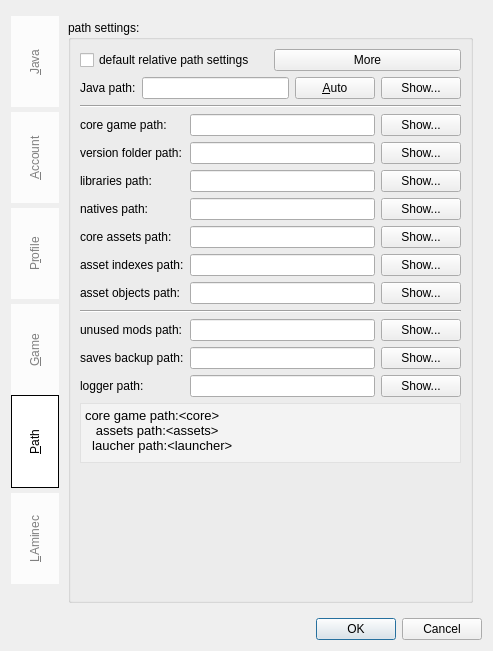
Above: Kaminec/UI/preferences.ui from kaniol-lck/Kaminec before the change. Below: the same form after it.
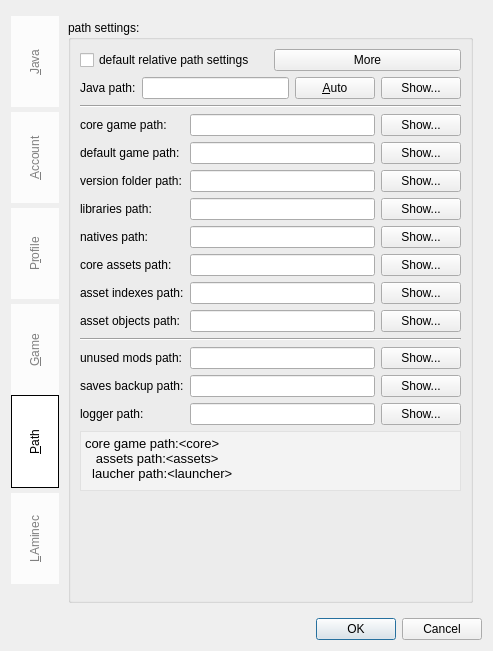
That is the form after the change. The open tabs and pages were chosen to show the change.

Diff of the .ui file:
```diff
--- a/Kaminec/UI/preferences.ui
+++ b/Kaminec/UI/preferences.ui
@@ -29,7 +29,7 @@
       <enum>QTabWidget::Rounded</enum>
      </property>
      <property name="currentIndex">
-      <number>2</number>
+      <number>0</number>
      </property>
      <property name="elideMode">
       <enum>Qt::ElideNone</enum>
@@ -655,6 +655,30 @@
             </item>
             <item>
              <layout class="QGridLayout" name="gridLayout_12">
+              <item row="8" column="2">
+               <widget class="QPushButton" name="indexesPath_showPb">
+                <property name="enabled">
+                 <bool>true</bool>
+                </property>
+                <property name="text">
+                 <string>Show...</string>
+                </property>
+               </widget>
+              </item>
+              <item row="7" column="1">
+               <widget class="QLineEdit" name="assetsPath_le">
+                <property name="enabled">
+                 <bool>true</bool>
+                </property>
+               </widget>
+              </item>
+              <item row="0" column="1">
+               <widget class="QLineEdit" name="corePath_le">
+                <property name="enabled">
+                 <bool>true</bool>
+                </property>
+               </widget>
+              </item>
               <item row="0" column="0">
                <widget class="QLabel" name="corePath_label">
                 <property name="enabled">
@@ -668,13 +692,6 @@
                 </property>
                </widget>
               </item>
-              <item row="0" column="1">
-               <widget class="QLineEdit" name="corePath_le">
-                <property name="enabled">
-                 <bool>true</bool>
-                </property>
-               </widget>
-              </item>
               <item row="0" column="2">
                <widget class="QPushButton" name="corePath_showPb">
                 <property name="enabled">
@@ -685,20 +702,7 @@
                 </property>
                </widget>
               </item>
-              <item row="2" column="0">
-               <widget class="QLabel" name="libsPath_label">
-                <property name="enabled">
-                 <bool>true</bool>
-                </property>
-                <property name="text">
-                 <string>libraries path:</string>
-                </property>
-                <property name="buddy">
-                 <cstring>libsPath_le</cstring>
-                </property>
-               </widget>
-              </item>
-              <item row="1" column="0">
+              <item row="4" column="0">
                <widget class="QLabel" name="versionsPath_label">
                 <property name="enabled">
                  <bool>true</bool>
@@ -711,7 +715,20 @@
                 </property>
                </widget>
               </item>
-              <item row="2" column="2">
+              <item row="5" column="0">
+               <widget class="QLabel" name="libsPath_label">
+                <property name="enabled">
+                 <bool>true</bool>
+                </property>
+                <property name="text">
+                 <string>libraries path:</string>
+                </property>
+                <property name="buddy">
+                 <cstring>libsPath_le</cstring>
+                </property>
+               </widget>
+              </item>
+              <item row="5" column="2">
                <widget class="QPushButton" name="libsPath_showPb">
                 <property name="enabled">
                  <bool>true</bool>
@@ -721,34 +738,21 @@
                 </property>
                </widget>
               </item>
-              <item row="1" column="1">
+              <item row="4" column="1">
                <widget class="QLineEdit" name="versionsPath_le">
                 <property name="enabled">
                  <bool>true</bool>
                 </property>
                </widget>
               </item>
-              <item row="3" column="0">
-               <widget class="QLabel" name="nativesPath_label">
-                <property name="enabled">
-                 <bool>true</bool>
-                </property>
-                <property name="text">
-                 <string>natives path:</string>
-                </property>
-                <property name="buddy">
-                 <cstring>nativesPath_le</cstring>
-                </property>
-               </widget>
-              </item>
-              <item row="3" column="1">
+              <item row="6" column="1">
                <widget class="QLineEdit" name="nativesPath_le">
                 <property name="enabled">
                  <bool>true</bool>
                 </property>
                </widget>
               </item>
-              <item row="4" column="0">
+              <item row="7" column="0">
                <widget class="QLabel" name="assetsPath_label">
                 <property name="enabled">
                  <bool>true</bool>
@@ -761,17 +765,20 @@
                 </property>
                </widget>
               </item>
-              <item row="1" column="2">
-               <widget class="QPushButton" name="versionsPath_showPb">
+              <item row="6" column="0">
+               <widget class="QLabel" name="nativesPath_label">
                 <property name="enabled">
                  <bool>true</bool>
                 </property>
                 <property name="text">
-                 <string>Show...</string>
+                 <string>natives path:</string>
+                </property>
+                <property name="buddy">
+                 <cstring>nativesPath_le</cstring>
                 </property>
                </widget>
               </item>
-              <item row="3" column="2">
+              <item row="6" column="2">
                <widget class="QPushButton" name="nativesPath_showPb">
                 <property name="enabled">
                  <bool>true</bool>
@@ -781,21 +788,31 @@
                 </property>
                </widget>
               </item>
-              <item row="2" column="1">
-               <widget class="QLineEdit" name="libsPath_le">
-                <property name="enabled">
-                 <bool>true</bool>
-                </property>
-               </widget>
-              </item>
               <item row="5" column="1">
+               <widget class="QLineEdit" name="libsPath_le">
+                <property name="enabled">
+                 <bool>true</bool>
+                </property>
+               </widget>
+              </item>
+              <item row="4" column="2">
+               <widget class="QPushButton" name="versionsPath_showPb">
+                <property name="enabled">
+                 <bool>true</bool>
+                </property>
+                <property name="text">
+                 <string>Show...</string>
+                </property>
+               </widget>
+              </item>
+              <item row="8" column="1">
                <widget class="QLineEdit" name="indexesPath_le">
                 <property name="enabled">
                  <bool>true</bool>
                 </property>
                </widget>
               </item>
-              <item row="6" column="0">
+              <item row="9" column="0">
                <widget class="QLabel" name="objectsPath_label">
                 <property name="enabled">
                  <bool>true</bool>
@@ -808,14 +825,14 @@
                 </property>
                </widget>
               </item>
-              <item row="6" column="1">
+              <item row="9" column="1">
                <widget class="QLineEdit" name="objectsPath_le">
                 <property name="enabled">
                  <bool>true</bool>
                 </property>
                </widget>
               </item>
-              <item row="6" column="2">
+              <item row="9" column="2">
                <widget class="QPushButton" name="objectsPath_showPb">
                 <property name="enabled">
                  <bool>true</bool>
@@ -825,7 +842,7 @@
                 </property>
                </widget>
               </item>
-              <item row="4" column="2">
+              <item row="7" column="2">
                <widget class="QPushButton" name="assetsPath_showPb">
                 <property name="enabled">
                  <bool>true</bool>
@@ -835,7 +852,7 @@
                 </property>
                </widget>
               </item>
-              <item row="5" column="0">
+              <item row="8" column="0">
                <widget class="QLabel" name="indexesPath_label">
                 <property name="enabled">
                  <bool>true</bool>
@@ -848,8 +865,8 @@
                 </property>
                </widget>
               </item>
-              <item row="5" column="2">
-               <widget class="QPushButton" name="indexesPath_showPb">
+              <item row="1" column="2" rowspan="3">
+               <widget class="QPushButton" name="defaultGamePath_showPb">
                 <property name="enabled">
                  <bool>true</bool>
                 </property>
@@ -858,8 +875,21 @@
                 </property>
                </widget>
               </item>
-              <item row="4" column="1">
-               <widget class="QLineEdit" name="assetsPath_le">
+              <item row="1" column="0" rowspan="3">
+               <widget class="QLabel" name="defaultGamePath_label">
+                <property name="enabled">
+                 <bool>true</bool>
+                </property>
+                <property name="text">
+                 <string>default game path:</string>
+                </property>
+                <property name="buddy">
+                 <cstring>corePath_le</cstring>
+                </property>
+               </widget>
+              </item>
+              <item row="1" column="1" rowspan="3">
+               <widget class="QLineEdit" name="defaultGamePath_le">
                 <property name="enabled">
                  <bool>true</bool>
                 </property>
```
